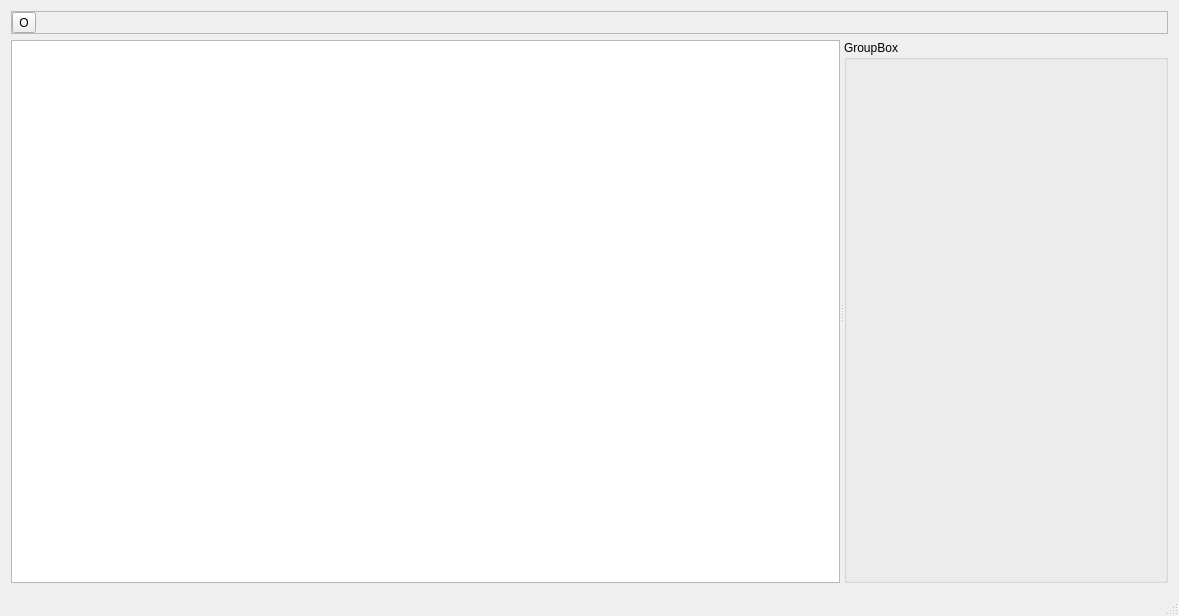
zhaohuarong/AVBrowser, file mainwindow.ui: the form before one commit.
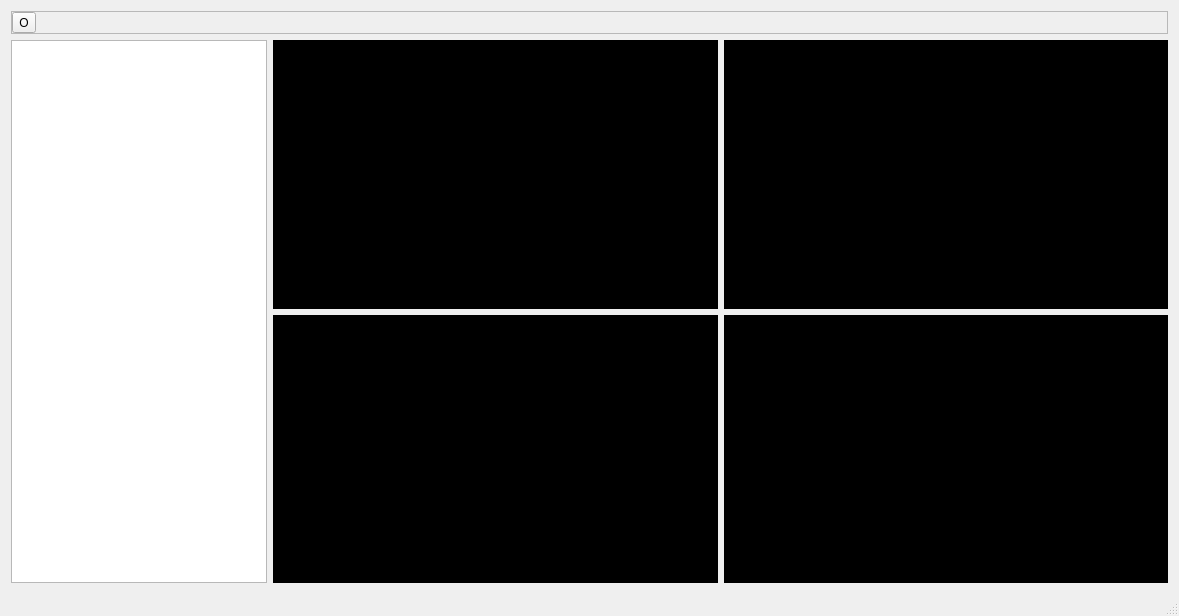
The form after the commit. Icons and pictures are not drawn.

Commit message: 完善图片显示功能

What changed in the file:
```diff
--- a/mainwindow.ui
+++ b/mainwindow.ui
@@ -14,8 +14,8 @@
    <string>MainWindow</string>
   </property>
   <widget class="QWidget" name="centralWidget">
-   <layout class="QVBoxLayout" name="verticalLayout">
-    <item>
+   <layout class="QGridLayout" name="gridLayout_2">
+    <item row="0" column="0" colspan="2">
      <widget class="QFrame" name="buttonFram">
       <property name="frameShape">
        <enum>QFrame::StyledPanel</enum>
@@ -69,36 +69,102 @@
       </layout>
      </widget>
     </item>
-    <item>
-     <widget class="QSplitter" name="splitter">
+    <item row="1" column="0">
+     <widget class="QListWidget" name="lstFileName">
+      <property name="sizePolicy">
+       <sizepolicy hsizetype="Fixed" vsizetype="Expanding">
+        <horstretch>0</horstretch>
+        <verstretch>0</verstretch>
+       </sizepolicy>
+      </property>
+     </widget>
+    </item>
+    <item row="1" column="1">
+     <widget class="QFrame" name="frame">
       <property name="sizePolicy">
        <sizepolicy hsizetype="Expanding" vsizetype="Expanding">
         <horstretch>0</horstretch>
         <verstretch>0</verstretch>
        </sizepolicy>
       </property>
-      <property name="orientation">
-       <enum>Qt::Horizontal</enum>
-      </property>
-      <widget class="QListWidget" name="lstFileName">
-       <property name="sizePolicy">
-        <sizepolicy hsizetype="Fixed" vsizetype="Expanding">
-         <horstretch>0</horstretch>
-         <verstretch>0</verstretch>
-        </sizepolicy>
+      <layout class="QGridLayout" name="gridLayout">
+       <property name="leftMargin">
+        <number>0</number>
        </property>
-      </widget>
-      <widget class="QGroupBox" name="groupBox">
-       <property name="sizePolicy">
-        <sizepolicy hsizetype="Expanding" vsizetype="Expanding">
-         <horstretch>0</horstretch>
-         <verstretch>0</verstretch>
-        </sizepolicy>
+       <property name="topMargin">
+        <number>0</number>
        </property>
-       <property name="title">
-        <string>GroupBox</string>
+       <property name="rightMargin">
+        <number>0</number>
        </property>
-      </widget>
+       <property name="bottomMargin">
+        <number>0</number>
+       </property>
+       <item row="0" column="0">
+        <widget class="QLabel" name="label_1">
+         <property name="sizePolicy">
+          <sizepolicy hsizetype="Expanding" vsizetype="Expanding">
+           <horstretch>0</horstretch>
+           <verstretch>0</verstretch>
+          </sizepolicy>
+         </property>
+         <property name="styleSheet">
+          <string notr="true">background-color: rgb(0, 0, 0);</string>
+         </property>
+         <property name="text">
+          <string>TextLabel</string>
+         </property>
+        </widget>
+       </item>
+       <item row="0" column="1">
+        <widget class="QLabel" name="label_2">
+         <property name="sizePolicy">
+          <sizepolicy hsizetype="Expanding" vsizetype="Expanding">
+           <horstretch>0</horstretch>
+           <verstretch>0</verstretch>
+          </sizepolicy>
+         </property>
+         <property name="styleSheet">
+          <string notr="true">background-color: rgb(0, 0, 0);</string>
+         </property>
+         <property name="text">
+          <string>TextLabel</string>
+         </property>
+        </widget>
+       </item>
+       <item row="1" column="0">
+        <widget class="QLabel" name="label_3">
+         <property name="sizePolicy">
+          <sizepolicy hsizetype="Expanding" vsizetype="Expanding">
+           <horstretch>0</horstretch>
+           <verstretch>0</verstretch>
+          </sizepolicy>
+         </property>
+         <property name="styleSheet">
+          <string notr="true">background-color: rgb(0, 0, 0);</string>
+         </property>
+         <property name="text">
+          <string>TextLabel</string>
+         </property>
+        </widget>
+       </item>
+       <item row="1" column="1">
+        <widget class="QLabel" name="label_4">
+         <property name="sizePolicy">
+          <sizepolicy hsizetype="Expanding" vsizetype="Expanding">
+           <horstretch>0</horstretch>
+           <verstretch>0</verstretch>
+          </sizepolicy>
+         </property>
+         <property name="styleSheet">
+          <string notr="true">background-color: rgb(0, 0, 0);</string>
+         </property>
+         <property name="text">
+          <string>TextLabel</string>
+         </property>
+        </widget>
+       </item>
+      </layout>
      </widget>
     </item>
    </layout>
```
The commit also changes 2 other files.
